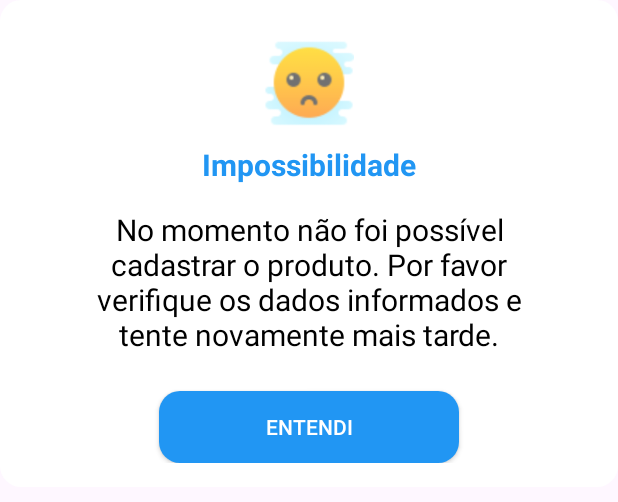
After one commit to pp23-if/TrabalhoFinalPDMPedroAugustoVieiraDeFreitas, an Android app: the layout activity_caixa_dialogo_impossibilidade_cadastro_produto.xml on its own in the app's theme, with its tools: preview values and no code run, on a phone screen of 412 x 824 dp. The commit adds this screen. Shown: the top 502 px of the screen. Run offline under Robolectric (Android 15) with nearby library versions, the phone set to English and light mode, and no system bars.

Commit message:
terminei o cadastro de produto

```diff
--- a/app/src/main/java/trabalhofinalpdmpedroaugustovieiradefreitas/main/model/Produto.kt
+++ b/app/src/main/java/trabalhofinalpdmpedroaugustovieiradefreitas/main/model/Produto.kt
@@ -23,7 +23,7 @@ class Produto (private var idProduto: Int, private var tipoGrao : String,
         this.tipoGrao = tipoGrao
     }
 
-    fun getTipoGrao(): String {
+    fun getTipoGraoAtributo(): String {
         return this.tipoGrao
     }
 
--- /dev/null
+++ b/app/src/main/res/layout/activity_caixa_dialogo_impossibilidade_cadastro_produto.xml
@@ -0,0 +1,60 @@
+<?xml version="1.0" encoding="utf-8"?>
+<androidx.constraintlayout.widget.ConstraintLayout xmlns:android="http://schemas.android.com/apk/res/android"
+    xmlns:app="http://schemas.android.com/apk/res-auto"
+    android:id="@+id/caixaDialogoImpossibilidade"
+    android:layout_width="match_parent"
+    android:layout_height="wrap_content"
+    android:background="@drawable/back_ground_customizado"
+    android:padding="16dp">
+
+    <ImageView
+        android:id="@+id/ivImpossibilidade"
+        android:layout_width="60dp"
+        android:layout_height="60dp"
+        android:layout_margin="10dp"
+        android:src="@drawable/triste"
+        app:layout_constraintEnd_toEndOf="parent"
+        app:layout_constraintStart_toStartOf="parent"
+        app:layout_constraintTop_toTopOf="parent" />
+
+    <TextView
+        android:id="@+id/tvImpossibilidade"
+        android:layout_width="wrap_content"
+        android:layout_height="wrap_content"
+        android:layout_margin="10dp"
+        android:text="@string/impossibilidade"
+        android:textColor="@color/blue"
+        android:textSize="20sp"
+        android:textStyle="bold"
+        app:layout_constraintEnd_toEndOf="parent"
+        app:layout_constraintStart_toStartOf="parent"
+        app:layout_constraintTop_toBottomOf="@id/ivImpossibilidade" />
+
+    <TextView
+        android:id="@+id/textoImpossibilidade"
+        android:layout_width="0dp"
+        android:layout_height="wrap_content"
+        android:layout_marginStart="24dp"
+        android:layout_marginTop="16dp"
+        android:layout_marginEnd="24dp"
+        android:text="@string/impossibilidadeMomentaneaCadastroProduto"
+        android:textAlignment="center"
+        android:textSize="20sp"
+        android:textColor="@color/black"
+        app:layout_constraintEnd_toEndOf="parent"
+        app:layout_constraintStart_toStartOf="parent"
+        app:layout_constraintTop_toBottomOf="@+id/tvImpossibilidade" />
+
+    <androidx.appcompat.widget.AppCompatButton
+        android:id="@+id/botaoImpossibilidadeCadastroProduto"
+        android:layout_width="200dp"
+        android:layout_height="wrap_content"
+        android:layout_marginTop="24dp"
+        android:background="@drawable/background_customizado_botao_impossibilidade"
+        android:text="@string/Entendi"
+        android:textColor="@color/white"
+        app:layout_constraintEnd_toEndOf="parent"
+        app:layout_constraintStart_toStartOf="parent"
+        app:layout_constraintTop_toBottomOf="@id/textoImpossibilidade" />
+
+</androidx.constraintlayout.widget.ConstraintLayout>
--- a/app/src/main/res/values/strings.xml
+++ b/app/src/main/res/values/strings.xml
@@ -60,4 +60,7 @@
     <string name="sim">Sim</string>
     <string name="nao">Não</string>
     <string name="valor">Valor</string>
+    <string name="cadastrando_produto_aguarde">Cadastrando produto, aguarde ...</string>
+    <string name="produtoCadastroSucesso">Produto cadastrado com sucesso.</string>
+    <string name="impossibilidadeMomentaneaCadastroProduto">No momento não foi possível cadastrar o produto. Por favor verifique os dados informados e tente novamente mais tarde.</string>
 </resources>
```
Also changed, not shown: app/src/main/java/trabalhofinalpdmpedroaugustovieiradefreitas/main/controller/CadastroProdutoController.kt (+167 -8 lines), app/src/main/java/trabalhofinalpdmpedroaugustovieiradefreitas/main/model/ProdutoDAO.java (+47 -0 lines), app/src/main/res/layout/activity_caixa_dialogo_sucesso_cadastro_produto.xml (added, +60 -0 lines), app/src/main/res/layout/activity_loading_cadastro_produto.xml (added, +47 -0 lines), app/src/main/res/layout/activity_selecao_tipo_grao.xml (deleted, +0 -38 lines).
